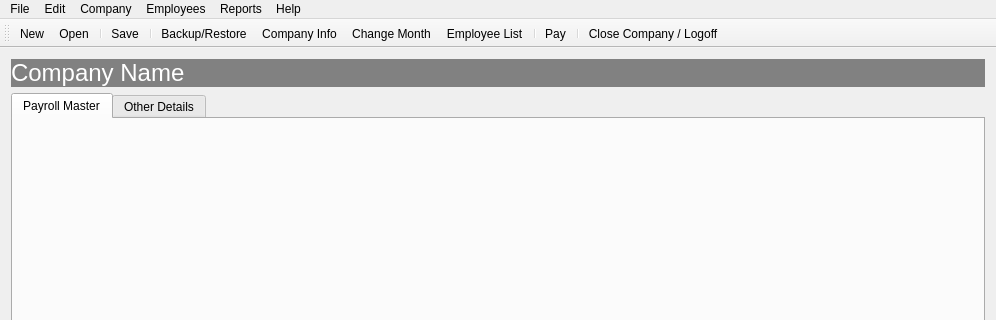
First picture: the form in payroll/payrollmainwindow.ui, repository jayjay-w/payroll, before the edit; both pictures show x 0 to 996 and y 0 to 320 of the 996 by 541 pixel window.
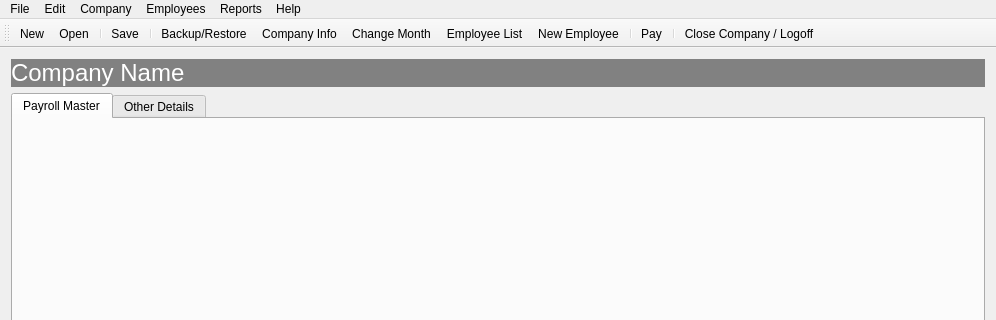
Second picture: the form after the edit. Icons and pictures are not drawn.

Commit message:
Add dialog to add new employees
Add a dialog to start the process of employee recruitment.

The edit to the form file:
```diff
--- a/payroll/payrollmainwindow.ui
+++ b/payroll/payrollmainwindow.ui
@@ -168,6 +168,7 @@
    <addaction name="actionCompany_Info"/>
    <addaction name="actionChange_Month"/>
    <addaction name="actionEmployee_List"/>
+   <addaction name="actionRecruit"/>
    <addaction name="separator"/>
    <addaction name="actionPay"/>
    <addaction name="separator"/>
@@ -251,7 +252,7 @@
   </action>
   <action name="actionRecruit">
    <property name="text">
-    <string>Recruit</string>
+    <string>New Employee</string>
    </property>
   </action>
   <action name="actionTerminate">
```
Left out of the diff: 4 changed lines with no effect on the pictures. The commit also changes 6 other files.
